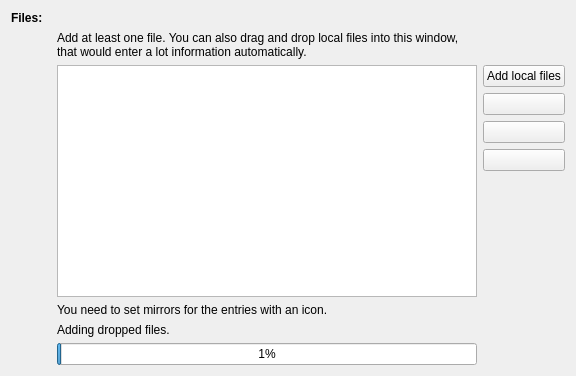
Qt form ui/metalinkcreator/files.ui (KDE/kget) before a commit.
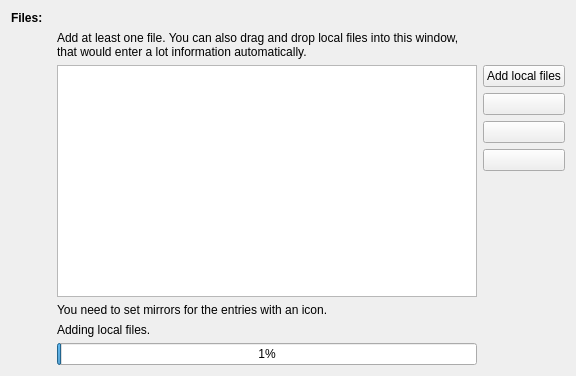
The same form after that commit. Custom widgets are drawn as their Qt base class.

Commit message: Only add files when the dialog gets accepted and change a string, the text before wasn't correct anymore...

What changed in the file:
```diff
--- a/ui/metalinkcreator/files.ui
+++ b/ui/metalinkcreator/files.ui
@@ -95,7 +95,7 @@
       <item>
        <widget class="QLabel" name="label_3">
         <property name="text">
-         <string>Adding dropped files.</string>
+         <string>Adding local files.</string>
         </property>
        </widget>
       </item>
```
The commit also changes 1 other file.
